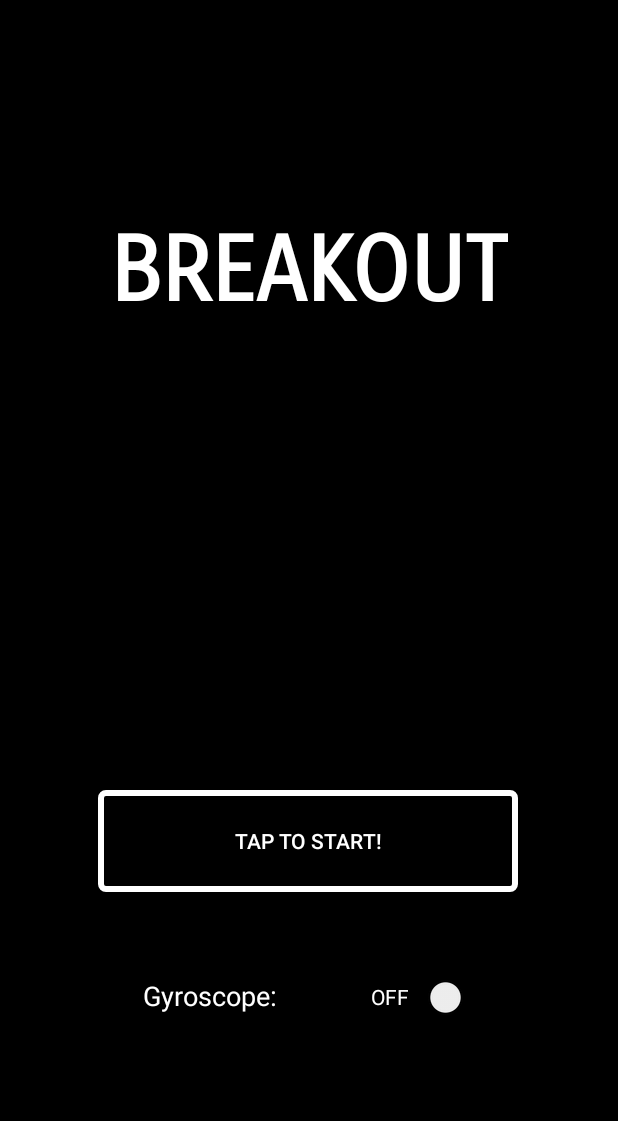
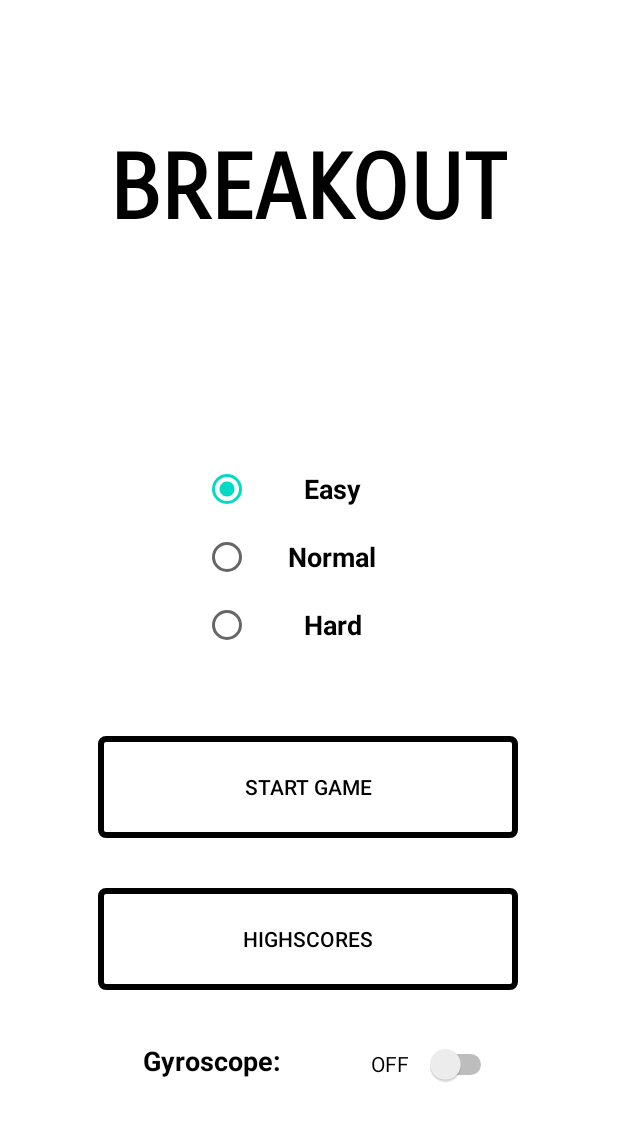
Before and after one commit to ondrejbialek/Breakout, an Android app: the screen it shows after launch (MainActivity), on a phone screen of 412 x 824 dp. Shown: the top 1121 px of the screen. Run offline under Robolectric (Android 15) with nearby library versions, the phone set to English and light mode, and no system bars.

Commit message:
Breakout v5
Do hry byl přidán výběr ze 3 obtížností. Bylo upraveno hlavní menu - volba obtížnosti a přidání tlačítka "Highscores", které otevře aktivitu, ve které jsou Listview se 3 nejvyššími skóre pro každou z obtížností (ukládání a načítání pomocí SQLite).

```diff
--- a/app/src/main/AndroidManifest.xml
+++ b/app/src/main/AndroidManifest.xml
@@ -9,6 +9,8 @@
         android:roundIcon="@mipmap/ic_launcher_round"
         android:supportsRtl="true"
         android:theme="@style/AppTheme">
+        <activity android:name=".MainActivity3"></activity>
+        <activity android:name=".MainActivity2" />
         <activity android:name=".MainActivity">
             <intent-filter>
                 <action android:name="android.intent.action.MAIN" />
--- a/app/src/main/java/com/example/myapplication/MainActivity.java
+++ b/app/src/main/java/com/example/myapplication/MainActivity.java
@@ -1,32 +1,42 @@
 package com.example.myapplication;
 
 import android.app.Activity;
+import android.content.Context;
+import android.content.Intent;
+import android.database.Cursor;
 import android.graphics.Point;
 import android.os.Bundle;
 import android.view.Display;
 import android.view.View;
+import android.widget.ArrayAdapter;
 import android.widget.Button;
 import android.widget.CompoundButton;
+import android.widget.ListView;
+import android.widget.RadioButton;
+import android.widget.RadioGroup;
 import android.widget.Switch;
+import android.widget.Toast;
+
+import androidx.appcompat.widget.SwitchCompat;
+
+import java.util.ArrayList;
 
 public class MainActivity extends Activity {
 
-    BreakoutEngine breakoutEngine;
-    Button button;
+    Button button, button2;
     Switch sw;
-    public static boolean gyroscopeOnOff = false;
+    RadioGroup radioGroup;
+    RadioButton radioButton;
+    String difficulty = "Easy";
+    boolean gyroscopeEn = false;
 
     @Override
     protected void onCreate(Bundle savedInstanceState) {
         super.onCreate(savedInstanceState);
 
-        Display display = getWindowManager().getDefaultDisplay();
+        setContentView(R.layout.activity_main);
 
-        Point size = new Point();
-        display.getSize(size);
-
-        breakoutEngine = new BreakoutEngine(this, size.x, size.y);
-        setContentView(R.layout.activity_main);
+        radioGroup = findViewById(R.id.radioGroup1);
 
         sw = findViewById(R.id.switch1);
         sw.setText("OFF");
@@ -34,11 +44,11 @@ public class MainActivity extends Activity {
             @Override
             public void onCheckedChanged(CompoundButton buttonView, boolean isChecked) {
                 if(sw.isChecked()){
-                    gyroscopeOnOff = true;
+                    gyroscopeEn = true;
                     sw.setText("ON");
                 }
                 else {
-                    gyroscopeOnOff = false;
+                    gyroscopeEn = false;
                     sw.setText("OFF");
                 }
             }
@@ -48,22 +58,35 @@ public class MainActivity extends Activity {
         button.setOnClickListener(new View.OnClickListener() {
             @Override
             public void onClick(View v) {
-                setContentView(breakoutEngine);
+                openNewActivity();
+            }
+        });
+
+        button2 = findViewById(R.id.button2);
+        button2.setOnClickListener(new View.OnClickListener() {
+            @Override
+            public void onClick(View v) {
+                openNewActivity2();
             }
         });
     }
 
-    @Override
-    protected void onResume() {
-        super.onResume();
-
-        breakoutEngine.resume();
+    public void openNewActivity(){
+        Intent i = new Intent(this, MainActivity3.class);
+        i.putExtra("difficulty", difficulty);
+        i.putExtra("gyroscopeEnabled", gyroscopeEn);
+        startActivity(i);
     }
 
-    @Override
-    protected void onPause() {
-        super.onPause();
+    public void openNewActivity2(){
+        Intent i = new Intent(this, MainActivity2.class);
+        startActivity(i);
+    }
 
-        breakoutEngine.pause();
+    public void radioButtonClick(View v){
+        int radioId = radioGroup.getCheckedRadioButtonId();
+        radioButton = findViewById(radioId);
+        difficulty = radioButton.getText().toString();
+        System.out.println(difficulty);
     }
 }
--- a/app/src/main/res/drawable/bordered_button.xml
+++ b/app/src/main/res/drawable/bordered_button.xml
@@ -2,12 +2,8 @@
 <selector xmlns:android="http://schemas.android.com/apk/res/android">
     <item>
         <shape android:shape="rectangle">
-            <!-- background -->
-            <solid android:color="#000000" />
-            <!-- border -->
-            <stroke android:width="4dp" android:color="#FFFFFF" />
-
-            <!-- corner roundness -->
+            <solid android:color="#FFFFFF" />
+            <stroke android:width="4dp" android:color="#000000" />
             <corners android:radius="3dp" />
         </shape>
     </item>
--- a/app/src/main/res/layout/activity_main.xml
+++ b/app/src/main/res/layout/activity_main.xml
@@ -4,7 +4,7 @@
     xmlns:tools="http://schemas.android.com/tools"
     android:layout_width="match_parent"
     android:layout_height="match_parent"
-    android:background="#000000"
+    android:background="#FFFFFF"
     tools:context=".MainActivity">
 
     <TextView
@@ -13,15 +13,16 @@
         android:layout_height="wrap_content"
         android:fontFamily="sans-serif-smallcaps"
         android:text="BREAKOUT"
-        android:textColor="#FFFFFF"
+        android:textColor="#000000"
         android:textSize="60sp"
         android:textStyle="bold"
         app:layout_constraintBottom_toBottomOf="parent"
         app:layout_constraintEnd_toEndOf="parent"
+        app:layout_constraintHorizontal_bias="0.496"
         app:layout_constraintRight_toRightOf="parent"
         app:layout_constraintStart_toStartOf="parent"
         app:layout_constraintTop_toTopOf="parent"
-        app:layout_constraintVertical_bias="0.193" />
+        app:layout_constraintVertical_bias="0.121" />
 
     <Button
         android:id="@+id/button"
@@ -29,34 +30,35 @@
         android:layout_width="280dp"
         android:layout_height="80dp"
         android:background="@drawable/bordered_button2"
-        android:text="Tap to start!"
-        android:textColor="#FFFFFF"
+        android:text="Start game"
+        android:textColor="#000000"
         app:layout_constraintBottom_toBottomOf="parent"
         app:layout_constraintEnd_toEndOf="parent"
         app:layout_constraintHorizontal_bias="0.496"
         app:layout_constraintStart_toStartOf="parent"
         app:layout_constraintTop_toTopOf="parent"
-        app:layout_constraintVertical_bias="0.7" />
+        app:layout_constraintVertical_bias="0.651" />
 
-    <TextView
-        android:id="@+id/textView2"
-        android:layout_width="92dp"
-        android:layout_height="30dp"
-        android:text="Gyroscope:"
-        android:textColor="#FFFFFF"
-        android:textSize="18sp"
+    <Button
+        android:id="@+id/button2"
+        style="@style/Widget.AppCompat.Button.Borderless.Colored"
+        android:layout_width="280dp"
+        android:layout_height="80dp"
+        android:background="@drawable/bordered_button2"
+        android:text="Highscores"
+        android:textColor="#000000"
         app:layout_constraintBottom_toBottomOf="parent"
         app:layout_constraintEnd_toEndOf="parent"
-        app:layout_constraintHorizontal_bias="0.297"
+        app:layout_constraintHorizontal_bias="0.496"
         app:layout_constraintStart_toStartOf="parent"
         app:layout_constraintTop_toTopOf="parent"
-        app:layout_constraintVertical_bias="0.82" />
+        app:layout_constraintVertical_bias="0.788" />
 
     <Switch
         android:id="@+id/switch1"
         android:layout_width="84dp"
         android:layout_height="53dp"
-        android:textColor="#FFFFFF"
+        android:textColor="#000000"
         android:textOff="OFF"
         android:textOn="ON"
         app:layout_constraintBottom_toBottomOf="parent"
@@ -64,7 +66,65 @@
         app:layout_constraintHorizontal_bias="0.755"
         app:layout_constraintStart_toStartOf="parent"
         app:layout_constraintTop_toTopOf="parent"
-        app:layout_constraintVertical_bias="0.828"
+        app:layout_constraintVertical_bias="0.886"
         tools:text="OFF" />
 
+    <TextView
+        android:id="@+id/textView2"
+        android:layout_width="92dp"
+        android:layout_height="30dp"
+        android:text="Gyroscope:"
+        android:textColor="#000000"
+        android:textSize="18sp"
+        android:textStyle="bold"
+        app:layout_constraintBottom_toBottomOf="parent"
+        app:layout_constraintEnd_toEndOf="parent"
+        app:layout_constraintHorizontal_bias="0.297"
+        app:layout_constraintStart_toStartOf="parent"
+        app:layout_constraintTop_toTopOf="parent"
+        app:layout_constraintVertical_bias="0.875" />
+
+    <RadioGroup
+        android:id="@+id/radioGroup1"
+        android:layout_width="140dp"
+        android:layout_height="136dp"
+        app:layout_constraintBottom_toBottomOf="parent"
+        app:layout_constraintEnd_toEndOf="parent"
+        app:layout_constraintHorizontal_bias="0.497"
+        app:layout_constraintStart_toStartOf="parent"
+        app:layout_constraintTop_toTopOf="parent"
+        app:layout_constraintVertical_bias="0.441">
+
+        <RadioButton
+            android:id="@+id/radioButton3"
+            android:layout_width="140dp"
+            android:layout_height="45dp"
+            android:checked="true"
+            android:gravity="center|center_vertical"
+            android:onClick="radioButtonClick"
+            android:text="Easy"
+            android:textSize="18sp"
+            android:textStyle="bold" />
+
+        <RadioButton
+            android:id="@+id/radioButton4"
+            android:layout_width="140dp"
+            android:layout_height="45dp"
+            android:gravity="center|center_vertical"
+            android:onClick="radioButtonClick"
+            android:text="Normal"
+            android:textSize="18sp"
+            android:textStyle="bold" />
+
+        <RadioButton
+            android:id="@+id/radioButton5"
+            android:layout_width="140sp"
+            android:layout_height="45sp"
+            android:gravity="center|center_vertical"
+            android:onClick="radioButtonClick"
+            android:text="Hard"
+            android:textSize="18sp"
+            android:textStyle="bold" />
+    </RadioGroup>
+
 </androidx.constraintlayout.widget.ConstraintLayout>
--- a/app/src/main/res/values/styles.xml
+++ b/app/src/main/res/values/styles.xml
@@ -1,6 +1,6 @@
 <resources>
     <!-- Base application theme. -->
-    <style name="AppTheme" parent="Theme.AppCompat.Light.DarkActionBar">
+    <style name="AppTheme" parent="Theme.AppCompat.Light.NoActionBar">
         <!-- Customize your theme here. -->
         <item name="colorPrimary">@color/colorPrimary</item>
         <item name="colorPrimaryDark">@color/colorPrimaryDark</item>
```
Also changed, not shown: app/src/main/java/com/example/myapplication/BreakoutEngine.java (+64 -17 lines), app/src/main/java/com/example/myapplication/DatabaseHelper.java (added, +54 -0 lines), app/src/main/java/com/example/myapplication/MainActivity2.java (added, +49 -0 lines), app/src/main/java/com/example/myapplication/MainActivity3.java (added, +37 -0 lines), app/src/main/res/layout/activity_main2.xml (added, +109 -0 lines), app/src/main/res/layout/activity_main3.xml (added, +13 -0 lines).
